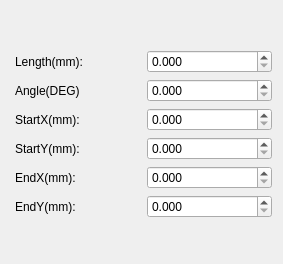
Qt form ShrikeDxf/LineAttribute.ui (whisper512/ShrikeDxf-V0.1) before a commit.
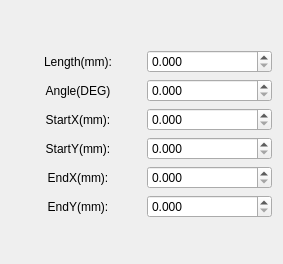
The same form after that commit.

Commit message: 调整界面

```diff
--- a/ShrikeDxf/LineAttribute.ui
+++ b/ShrikeDxf/LineAttribute.ui
@@ -36,7 +36,7 @@
           <string>Length(mm):</string>
          </property>
          <property name="alignment">
-          <set>Qt::AlignmentFlag::AlignLeading|Qt::AlignmentFlag::AlignLeft|Qt::AlignmentFlag::AlignVCenter</set>
+          <set>Qt::AlignmentFlag::AlignCenter</set>
          </property>
         </widget>
        </item>
@@ -46,7 +46,7 @@
           <string>Angle(DEG)</string>
          </property>
          <property name="alignment">
-          <set>Qt::AlignmentFlag::AlignLeading|Qt::AlignmentFlag::AlignLeft|Qt::AlignmentFlag::AlignVCenter</set>
+          <set>Qt::AlignmentFlag::AlignCenter</set>
          </property>
         </widget>
        </item>
@@ -56,7 +56,7 @@
           <string>StartX(mm):</string>
          </property>
          <property name="alignment">
-          <set>Qt::AlignmentFlag::AlignLeading|Qt::AlignmentFlag::AlignLeft|Qt::AlignmentFlag::AlignVCenter</set>
+          <set>Qt::AlignmentFlag::AlignCenter</set>
          </property>
         </widget>
        </item>
@@ -66,7 +66,7 @@
           <string>StartY(mm):</string>
          </property>
          <property name="alignment">
-          <set>Qt::AlignmentFlag::AlignLeading|Qt::AlignmentFlag::AlignLeft|Qt::AlignmentFlag::AlignVCenter</set>
+          <set>Qt::AlignmentFlag::AlignCenter</set>
          </property>
         </widget>
        </item>
@@ -76,7 +76,7 @@
           <string>EndX(mm):</string>
          </property>
          <property name="alignment">
-          <set>Qt::AlignmentFlag::AlignLeading|Qt::AlignmentFlag::AlignLeft|Qt::AlignmentFlag::AlignVCenter</set>
+          <set>Qt::AlignmentFlag::AlignCenter</set>
          </property>
         </widget>
        </item>
@@ -86,7 +86,7 @@
           <string>EndY(mm):</string>
          </property>
          <property name="alignment">
-          <set>Qt::AlignmentFlag::AlignLeading|Qt::AlignmentFlag::AlignLeft|Qt::AlignmentFlag::AlignVCenter</set>
+          <set>Qt::AlignmentFlag::AlignCenter</set>
          </property>
         </widget>
        </item>
```
The commit also changes 3 other files.
